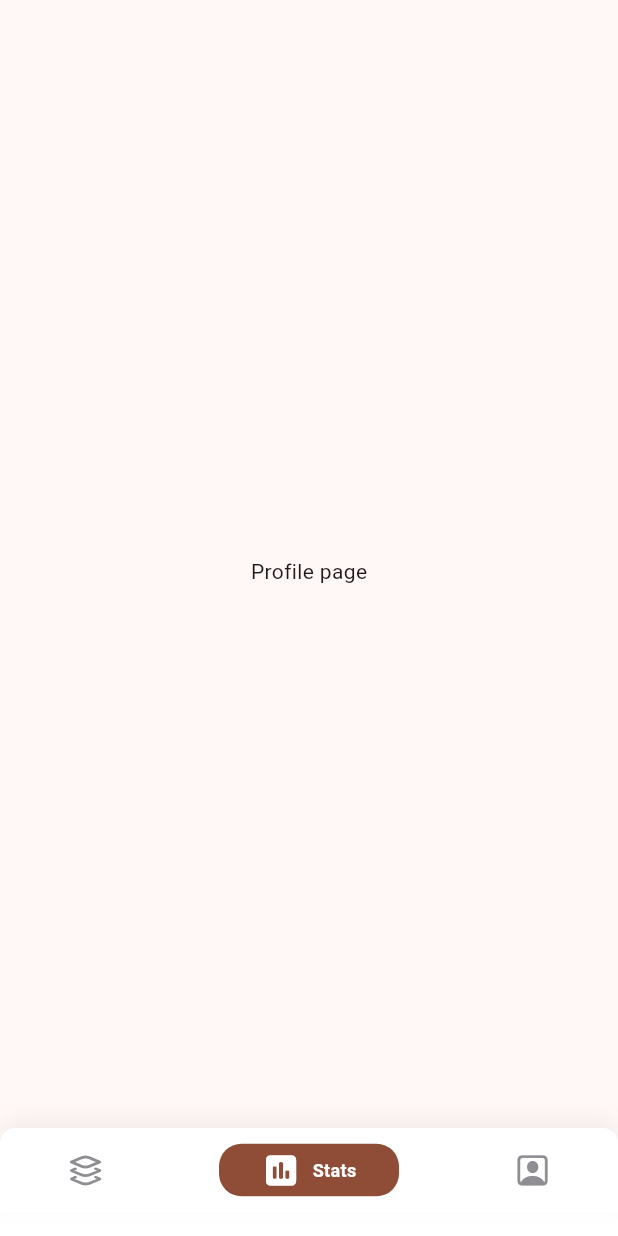
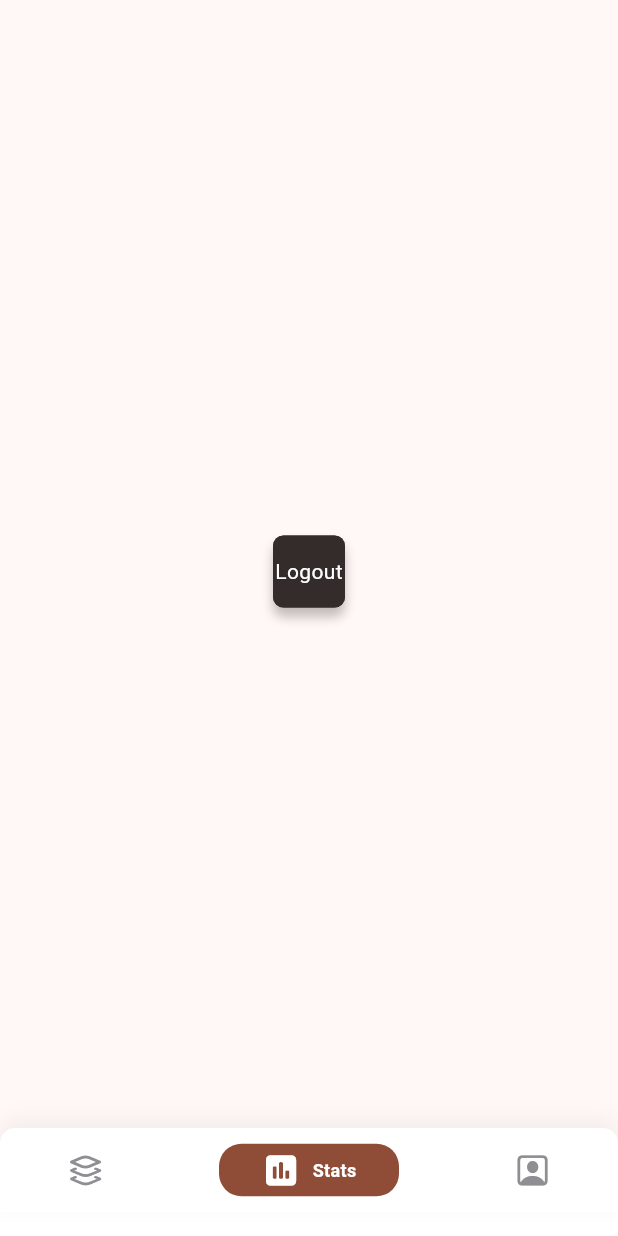
Before and after one commit to 7ANV1R/ThriftyCash, a Flutter app: the screen it shows once a user with an empty profile is signed in, item 2 of the bottom bar chosen, on a phone screen of 412 x 824 dp. Run offline on Flutter 3.47's test engine with Material 3 defaults, Android fonts, the phone set to English and light mode, and no system bars; drawn by our look-alikes of persistent_bottom_nav_bar_v2; our stand-ins replace after_layout, connectivity_plus, flutter_animate, flutter_hooks, flutter_spinkit, fpdart and 8 more; accounts and stored records are empty.

Commit message:
😢 left local db behind

```diff
--- a/lib/features/auth/auth_view.dart
+++ b/lib/features/auth/auth_view.dart
@@ -2,18 +2,18 @@ import 'package:flutter/material.dart';
 import 'package:hooks_riverpod/hooks_riverpod.dart';
 import '../../common/component/loader.dart';
 import '../../data/api/auth_api.dart';
-import '../../data/services/shared_pref_services.dart';
+// import '../../data/services/shared_pref_services.dart';
 import '../db_download/db_download_page.dart';
 import '../nav_bar/main_layout_page.dart';
 
 import 'login_view.dart';
 
 final isDataDownloadedProvider = StateProvider<bool>((ref) {
-  final status = SharedPrefServices().getDownloadStatus();
-  if (status != null) {
-    return true;
-  }
-  return false;
+  // final status = SharedPrefServices().getDownloadStatus();
+  // if (status != null) {
+  return true;
+  // }
+  // return false;
 });
 
 class AuthPage extends ConsumerWidget {
@@ -22,7 +22,9 @@ class AuthPage extends ConsumerWidget {
   @override
   Widget build(BuildContext context, WidgetRef ref) {
     final authState = ref.watch(authUserStateProvider);
-    final downloadStatus = ref.watch(isDataDownloadedProvider);
+    // final downloadStatus = ref.watch(isDataDownloadedProvider);
+    const downloadStatus = true;
+
     return switch (authState) {
       AsyncData(:final value) => value == null
           ? const LoginPage()
@@ -30,6 +32,7 @@ class AuthPage extends ConsumerWidget {
               ? MainLayoutPage(
                   user: value,
                 )
+              // ignore: dead_code
               : const DbDownloadPage(),
       AsyncError() => const Scaffold(body: Text('Oops, something unexpected happened')),
       _ => const LoaderPage(),
--- a/lib/features/profile/profile_page.dart
+++ b/lib/features/profile/profile_page.dart
@@ -1,5 +1,10 @@
 import 'package:flutter/material.dart';
+import 'package:flutter_hooks/flutter_hooks.dart';
 import 'package:hooks_riverpod/hooks_riverpod.dart';
+
+import '../../common/component/filled_btn.dart';
+import '../../common/component/snackbar.dart';
+import '../auth/controller/auth_controller.dart';
 
 class ProfilePage extends StatefulHookConsumerWidget {
   const ProfilePage({super.key});
@@ -11,9 +16,31 @@ class ProfilePage extends StatefulHookConsumerWidget {
 class _ProfilePageState extends ConsumerState<ProfilePage> {
   @override
   Widget build(BuildContext context) {
-    return const Scaffold(
+    final isLoading = useState(false);
+    return Scaffold(
       body: Center(
-        child: Text('Profile page'),
+        child: ColoredFillBtn(
+          onPressed: () async {
+            isLoading.value = true;
+            final res = await ref.read(authControllerProvider.notifier).logout(ref);
+            res.fold((l) {
+              if (context.mounted) {
+                isLoading.value = false;
+                showErrorSnackbar(context: context, message: l.message, title: 'Logout error');
+              }
+            }, (r) {
+              if (context.mounted) {
+                isLoading.value = false;
+              }
+            });
+          },
+          label: const Text(
+            'Logout',
+            style: TextStyle(
+              color: Colors.white,
+            ),
+          ),
+        ),
       ),
     );
   }
```
Also changed, not shown: lib/data/api/auth_api.dart (+7 -7 lines), lib/data/api/trx_api.dart (+7 -7 lines), lib/features/home/controller/homepage_controller.dart (+32 -4 lines), lib/features/home/homepage.dart (+14 -27 lines).
